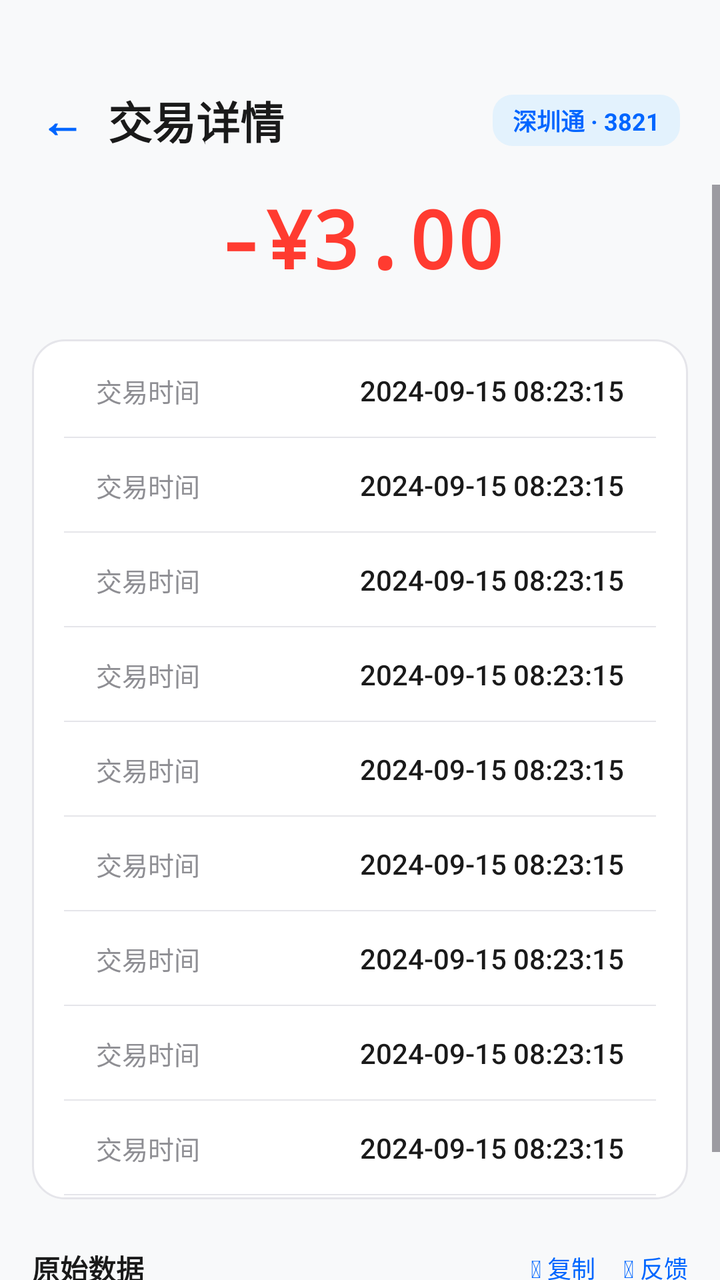
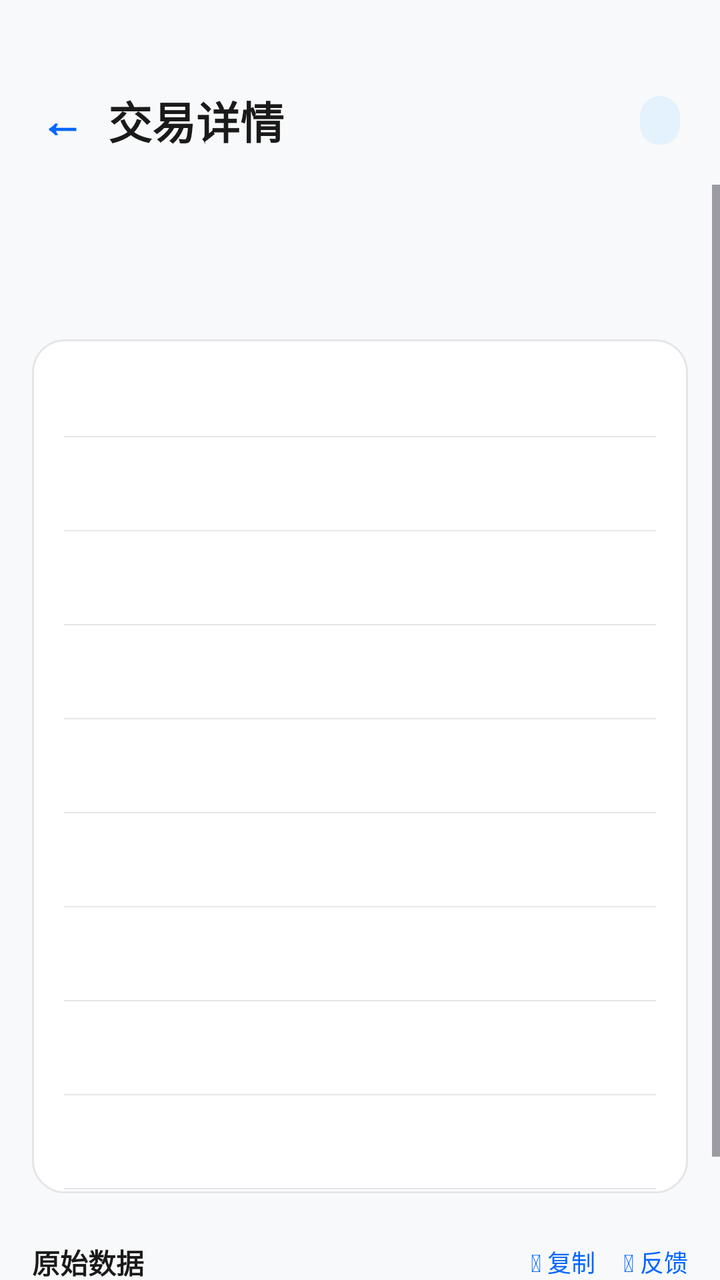

Screens rendered from an Android XML layout before and after an edit, with the pre-edit source and the edit as a unified diff.
<!-- AndroidManifest.xml: application theme Theme.TransitU -->
<!-- res/layout/fragment_transaction_detail.xml -->
<?xml version="1.0" encoding="utf-8"?>
<LinearLayout xmlns:android="http://schemas.android.com/apk/res/android"
    android:layout_width="match_parent"
    android:layout_height="match_parent"
    android:orientation="vertical"
    android:background="#F8F9FA">

        
        <View
            android:layout_width="match_parent"
            android:layout_height="@dimen/status_bar_spacer_height" />

        
        <LinearLayout
            android:layout_width="match_parent"
            android:layout_height="wrap_content"
            android:orientation="horizontal"
            android:paddingStart="20dp"
            android:paddingEnd="20dp"
            android:paddingTop="20dp"
            android:paddingBottom="16dp"
            android:gravity="center_vertical">

            <TextView
                android:id="@+id/btnBack"
                android:layout_width="wrap_content"
                android:layout_height="wrap_content"
                android:text="←"
                android:textColor="#0066FF"
                android:textSize="22sp"
                android:textStyle="bold"
                android:clickable="true"
                android:focusable="true"
                android:paddingEnd="12dp" />

            <TextView
                android:layout_width="0dp"
                android:layout_height="wrap_content"
                android:layout_weight="1"
                android:text="交易详情"
                android:textColor="#1A1A1A"
                android:textSize="22sp"
                android:textStyle="bold" />

            <LinearLayout
                android:id="@+id/cardBadge"
                android:layout_width="wrap_content"
                android:layout_height="wrap_content"
                android:background="@drawable/bg_card_badge"
                android:paddingStart="10dp"
                android:paddingEnd="10dp"
                android:paddingTop="4dp"
                android:paddingBottom="4dp">

                <TextView
                    android:id="@+id/tvCardBadge"
                    android:layout_width="wrap_content"
                    android:layout_height="wrap_content"
                    android:text="深圳通 · 3821"
                    android:textColor="#0066FF"
                    android:textSize="12sp"
                    android:textStyle="bold"
                    android:maxWidth="140dp"
                    android:maxLines="1"
                    android:ellipsize="end" />
            </LinearLayout>
        </LinearLayout>

        
        <ScrollView
            android:layout_width="match_parent"
            android:layout_height="match_parent"
            android:background="#F8F9FA">

            <LinearLayout
                android:layout_width="match_parent"
                android:layout_height="wrap_content"
                android:orientation="vertical">

        
        <LinearLayout
            android:layout_width="match_parent"
            android:layout_height="wrap_content"
            android:gravity="center"
            android:paddingStart="20dp"
            android:paddingEnd="20dp"
            android:paddingBottom="24dp">

            <TextView
                android:id="@+id/tvAmountHeader"
                android:layout_width="wrap_content"
                android:layout_height="wrap_content"
                android:text="-¥3.00"
                android:textColor="#FF3B30"
                android:textSize="40sp"
                android:textStyle="bold"
                android:fontFamily="monospace" />
        </LinearLayout>

        
        <LinearLayout
            android:id="@+id/detailRowsContainer"
            android:layout_width="match_parent"
            android:layout_height="wrap_content"
            android:layout_marginStart="16dp"
            android:layout_marginEnd="16dp"
            android:layout_marginBottom="24dp"
            android:orientation="vertical"
            android:background="@drawable/bg_content_card"
            android:paddingStart="16dp"
            android:paddingEnd="16dp"
            android:paddingTop="2dp"
            android:paddingBottom="2dp">

            
            <include layout="@layout/item_detail_row" />
            
            <include layout="@layout/item_detail_row" />
            
            <include layout="@layout/item_detail_row" />
            
            <include layout="@layout/item_detail_row" />
            
            <include layout="@layout/item_detail_row" />
            
            <include layout="@layout/item_detail_row" />
            
            <include layout="@layout/item_detail_row" />
            
            <include layout="@layout/item_detail_row" />
            
            <include layout="@layout/item_detail_row" />
        </LinearLayout>

        
        <LinearLayout
            android:layout_width="match_parent"
            android:layout_height="wrap_content"
            android:orientation="vertical"
            android:paddingStart="16dp"
            android:paddingEnd="16dp"
            android:paddingBottom="24dp">

            <LinearLayout
                android:layout_width="match_parent"
                android:layout_height="wrap_content"
                android:orientation="horizontal"
                android:gravity="center_vertical"
                android:paddingBottom="12dp">

                <TextView
                    android:layout_width="0dp"
                    android:layout_height="wrap_content"
                    android:layout_weight="1"
                    android:text="原始数据"
                    android:textColor="#1A1A1A"
                    android:textSize="14sp"
                    android:textStyle="bold" />

                <TextView
                    android:id="@+id/btnCopyHex"
                    android:layout_width="wrap_content"
                    android:layout_height="wrap_content"
                    android:text="&#xf0c5; 复制"
                    android:textColor="#0066FF"
                    android:textSize="12sp"
                    android:tag="fa"
                    android:clickable="true"
                    android:focusable="true" />

                <TextView
                    android:id="@+id/btnFeedbackHex"
                    android:layout_width="wrap_content"
                    android:layout_height="wrap_content"
                    android:layout_marginStart="14dp"
                    android:text="&#xf075; 反馈"
                    android:textColor="#0066FF"
                    android:textSize="12sp"
                    android:clickable="true"
                    android:focusable="true" />
            </LinearLayout>

            
            <LinearLayout
                android:id="@+id/hexPanel"
                android:layout_width="match_parent"
                android:layout_height="wrap_content"
                android:orientation="vertical"
                android:background="@drawable/bg_hex_panel"
                android:padding="16dp"
                android:visibility="visible">
            </LinearLayout>
        </LinearLayout>
            </LinearLayout>
        </ScrollView>
    </LinearLayout>
<!-- res/layout/item_detail_row.xml (included above) -->
<?xml version="1.0" encoding="utf-8"?>
<LinearLayout xmlns:android="http://schemas.android.com/apk/res/android"
    android:layout_width="match_parent"
    android:layout_height="wrap_content"
    android:orientation="horizontal"
    android:gravity="center_vertical"
    android:paddingStart="16dp"
    android:paddingEnd="16dp"
    android:paddingTop="14dp"
    android:paddingBottom="14dp"
    android:background="@drawable/bg_detail_row_divider">

    <TextView
        android:id="@+id/detailLabel"
        android:layout_width="0dp"
        android:layout_height="wrap_content"
        android:layout_weight="1"
        android:text="交易时间"
        android:textColor="#8E8E93"
        android:textSize="13sp" />

    
    <TextView
        android:id="@+id/detailIcon"
        android:layout_width="wrap_content"
        android:layout_height="wrap_content"
        android:textSize="14sp"
        android:layout_marginEnd="6dp"
        android:visibility="gone" />

    <TextView
        android:id="@+id/detailValue"
        android:layout_width="wrap_content"
        android:layout_height="wrap_content"
        android:text="2024-09-15 08:23:15"
        android:textColor="#1A1A1A"
        android:textSize="14sp"
        android:fontFamily="sans-serif-medium"
        android:gravity="end" />
</LinearLayout>
<!-- resources referenced by this layout -->
<resources>
  <dimen name="status_bar_spacer_height">0dp</dimen>
  <!-- drawable bg_card_badge (drawable) -->
  <?xml version="1.0" encoding="utf-8"?>
  <shape xmlns:android="http://schemas.android.com/apk/res/android">
      <solid android:color="#E3F2FD" />
      <corners android:radius="10dp" />
  </shape>
  <!-- drawable bg_content_card (drawable) -->
  <?xml version="1.0" encoding="utf-8"?>
  <shape xmlns:android="http://schemas.android.com/apk/res/android">
      <solid android:color="#FFFFFF" />
      <corners android:radius="16dp" />
      <stroke android:width="1dp" android:color="#E5E5EA" />
  </shape>
  <!-- drawable bg_detail_row_divider (drawable) -->
  <?xml version="1.0" encoding="utf-8"?>
  <layer-list xmlns:android="http://schemas.android.com/apk/res/android">
      <item>
          <shape android:shape="rectangle">
              <solid android:color="#FFFFFF" />
          </shape>
      </item>
      <item android:gravity="bottom">
          <shape android:shape="rectangle">
              <solid android:color="#E5E5EA" />
              <size android:height="0.5dp" />
          </shape>
      </item>
  </layer-list>
  <!-- drawable bg_hex_panel (drawable) -->
  <?xml version="1.0" encoding="utf-8"?>
  <shape xmlns:android="http://schemas.android.com/apk/res/android">
      <solid android:color="#1A1A2E" />
      <corners android:radius="8dp" />
      <stroke android:width="0.5dp" android:color="#333366" />
  </shape>
  <style name="Theme.TransitU" parent="Theme.Material3.DayNight.NoActionBar">
          
          <item name="android:textSelectHandle">@drawable/tu_text_select_handle_middle</item>
          <item name="android:textSelectHandleLeft">@drawable/tu_text_select_handle_left</item>
          <item name="android:textSelectHandleRight">@drawable/tu_text_select_handle_right</item>
  
          
          <item name="android:textColorHighlight">@color/m3_highlighted_text</item>
      </style>
  <!-- drawable tu_text_select_handle_middle (drawable) -->
  <?xml version="1.0" encoding="utf-8"?>
  <bitmap xmlns:android="http://schemas.android.com/apk/res/android"
      android:src="@drawable/abc_text_select_handle_middle_mtrl"
      android:tint="?attr/colorPrimary"
      android:tintMode="src_in" />
  <!-- drawable tu_text_select_handle_left (drawable) -->
  <?xml version="1.0" encoding="utf-8"?>
  <bitmap xmlns:android="http://schemas.android.com/apk/res/android"
      android:src="@drawable/abc_text_select_handle_left_mtrl"
      android:tint="?attr/colorPrimary"
      android:tintMode="src_in" />
  <!-- drawable tu_text_select_handle_right (drawable) -->
  <?xml version="1.0" encoding="utf-8"?>
  <bitmap xmlns:android="http://schemas.android.com/apk/res/android"
      android:src="@drawable/abc_text_select_handle_right_mtrl"
      android:tint="?attr/colorPrimary"
      android:tintMode="src_in" />
</resources>

<!-- the commit's change to res/layout/fragment_transaction_detail.xml (unified diff, before → after) -->
@@ -56,7 +56,7 @@
                     android:id="@+id/tvCardBadge"
                     android:layout_width="wrap_content"
                     android:layout_height="wrap_content"
-                    android:text="深圳通 · 3821"
+                    android:text=""
                     android:textColor="#0066FF"
                     android:textSize="12sp"
                     android:textStyle="bold"
@@ -90,7 +90,7 @@
                 android:id="@+id/tvAmountHeader"
                 android:layout_width="wrap_content"
                 android:layout_height="wrap_content"
-                android:text="-¥3.00"
+                android:text=""
                 android:textColor="#FF3B30"
                 android:textSize="40sp"
                 android:textStyle="bold"
@@ -212,7 +212,7 @@
         android:layout_width="0dp"
         android:layout_height="wrap_content"
         android:layout_weight="1"
-        android:text="交易时间"
+        android:text=""
         android:textColor="#8E8E93"
         android:textSize="13sp" />
 
@@ -229,7 +229,7 @@
         android:id="@+id/detailValue"
         android:layout_width="wrap_content"
         android:layout_height="wrap_content"
-        android:text="2024-09-15 08:23:15"
+        android:text=""
         android:textColor="#1A1A1A"
         android:textSize="14sp"
         android:fontFamily="sans-serif-medium"
